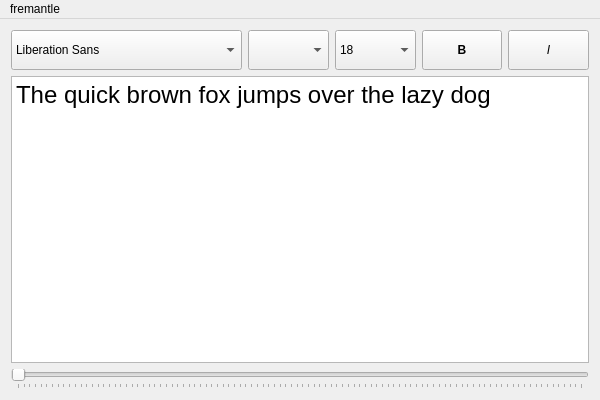
The window that src/mainwindow.ui (achipa/quickbrownfox) describes before a commit, drawn with Qt 5.
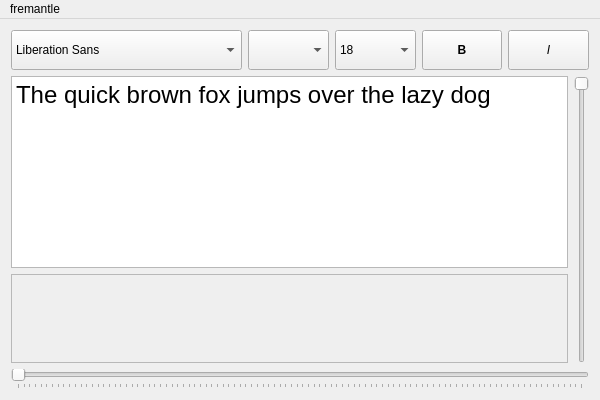
The same window after the commit.

Commit message: 1.1 release size slider scrollview mode

Diff of the .ui file:
```diff
--- a/src/mainwindow.ui
+++ b/src/mainwindow.ui
@@ -14,7 +14,7 @@
    <string>Quick Brown Fox</string>
   </property>
   <widget class="QWidget" name="centralWidget">
-   <layout class="QVBoxLayout" name="verticalLayout">
+   <layout class="QVBoxLayout" name="verticalLayout_3">
     <item>
      <layout class="QHBoxLayout" name="horizontalLayout">
       <item>
@@ -239,9 +239,13 @@
      </layout>
     </item>
     <item>
-     <widget class="QTextEdit" name="textEdit">
-      <property name="html">
-       <string>&lt;!DOCTYPE HTML PUBLIC &quot;-//W3C//DTD HTML 4.0//EN&quot; &quot;http://www.w3.org/TR/REC-html40/strict.dtd&quot;&gt;
+     <layout class="QHBoxLayout" name="horizontalLayout_2">
+      <item>
+       <layout class="QVBoxLayout" name="verticalLayout">
+        <item>
+         <widget class="QTextEdit" name="textEdit">
+          <property name="html">
+           <string>&lt;!DOCTYPE HTML PUBLIC &quot;-//W3C//DTD HTML 4.0//EN&quot; &quot;http://www.w3.org/TR/REC-html40/strict.dtd&quot;&gt;
 &lt;html&gt;&lt;head&gt;&lt;meta name=&quot;qrichtext&quot; content=&quot;1&quot; /&gt;&lt;style type=&quot;text/css&quot;&gt;
 p, li { white-space: pre-wrap; }
 &lt;/style&gt;&lt;/head&gt;&lt;body style=&quot; font-family:'DejaVu Sans'; font-size:9pt; font-weight:400; font-style:normal;&quot;&gt;
@@ -249,8 +253,60 @@
 &lt;tr&gt;
 &lt;td style=&quot;border: none;&quot;&gt;
 &lt;p style=&quot; margin-top:0px; margin-bottom:0px; margin-left:0px; margin-right:0px; -qt-block-indent:0; text-indent:0px;&quot;&gt;&lt;span style=&quot; font-family:'Sans Serif'; font-size:18pt;&quot;&gt;The quick brown fox jumps over the lazy dog&lt;/span&gt;&lt;/p&gt;&lt;/td&gt;&lt;/tr&gt;&lt;/table&gt;&lt;/body&gt;&lt;/html&gt;</string>
-      </property>
-     </widget>
+          </property>
+         </widget>
+        </item>
+        <item>
+         <widget class="QScrollArea" name="scrollFonts">
+          <property name="verticalScrollBarPolicy">
+           <enum>Qt::ScrollBarAlwaysOff</enum>
+          </property>
+          <property name="horizontalScrollBarPolicy">
+           <enum>Qt::ScrollBarAlwaysOff</enum>
+          </property>
+          <property name="widgetResizable">
+           <bool>true</bool>
+          </property>
+          <widget class="QWidget" name="scrollAreaWidgetContents">
+           <property name="geometry">
+            <rect>
+             <x>0</x>
+             <y>0</y>
+             <width>555</width>
+             <height>88</height>
+            </rect>
+           </property>
+           <layout class="QVBoxLayout" name="scrollFontsLayout">
+            <item>
+             <spacer name="verticalSpacer">
+              <property name="orientation">
+               <enum>Qt::Vertical</enum>
+              </property>
+              <property name="sizeHint" stdset="0">
+               <size>
+                <width>20</width>
+                <height>40</height>
+               </size>
+              </property>
+             </spacer>
+            </item>
+           </layout>
+          </widget>
+         </widget>
+        </item>
+       </layout>
+      </item>
+      <item>
+       <widget class="QSlider" name="sizeSlider">
+        <property name="orientation">
+         <enum>Qt::Vertical</enum>
+        </property>
+        <property name="invertedAppearance">
+         <bool>true</bool>
+        </property>
+       </widget>
+      </item>
+     </layout>
     </item>
     <item>
      <widget class="QSlider" name="horizontalSlider">
```
Left out of the diff: 9 changed lines with no effect on the pictures. The commit also changes 5 other files.
